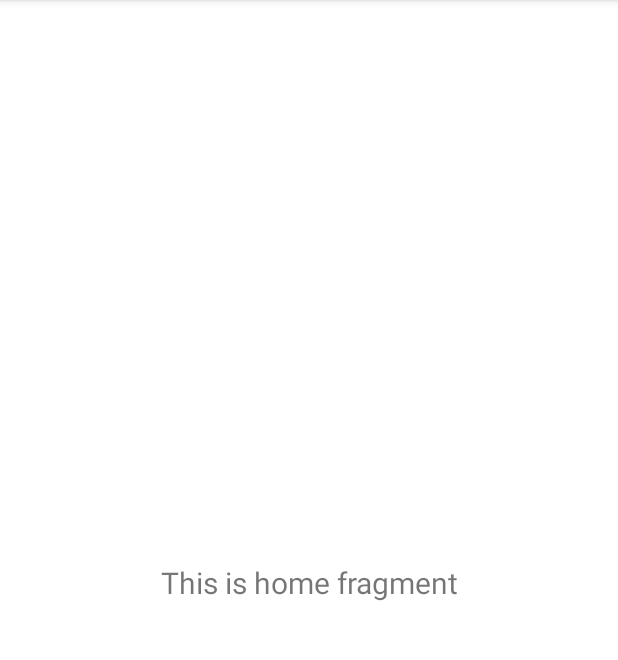
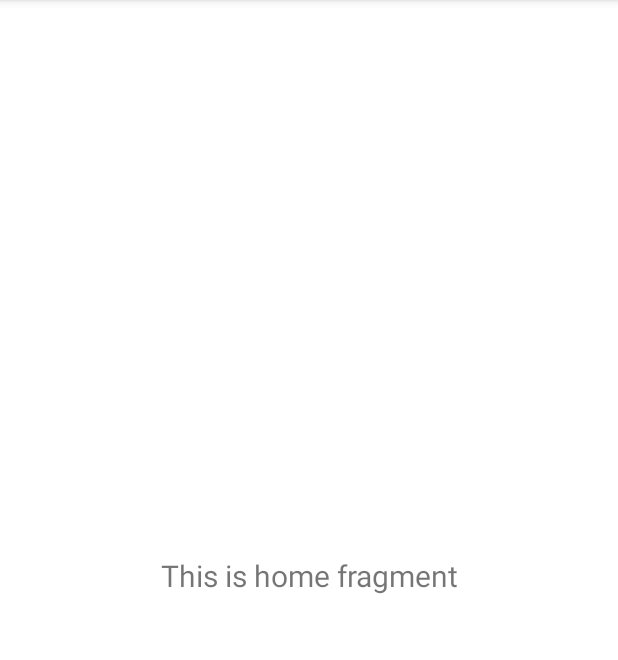
Before and after one commit to josemariateixeira/CapTaxi, an Android app: the fragment HomeFragment shown on its own in the app's theme, on a phone screen of 412 x 824 dp, the part 84-744 px from its top. Run offline under Robolectric (Android 15) with nearby library versions, the phone set to English and light mode, and no system bars.

Commit message:
Update fragment_home.xml

```diff
--- a/app/src/main/res/layout/fragment_home.xml
+++ b/app/src/main/res/layout/fragment_home.xml
@@ -17,6 +17,9 @@
         android:textSize="20sp"
         app:layout_constraintBottom_toBottomOf="parent"
         app:layout_constraintEnd_toEndOf="parent"
+        app:layout_constraintHorizontal_bias="0.0"
         app:layout_constraintStart_toStartOf="parent"
-        app:layout_constraintTop_toTopOf="parent" />
+        app:layout_constraintTop_toTopOf="parent"
+        app:layout_constraintVertical_bias="0.494" />
+
 </androidx.constraintlayout.widget.ConstraintLayout>
```
